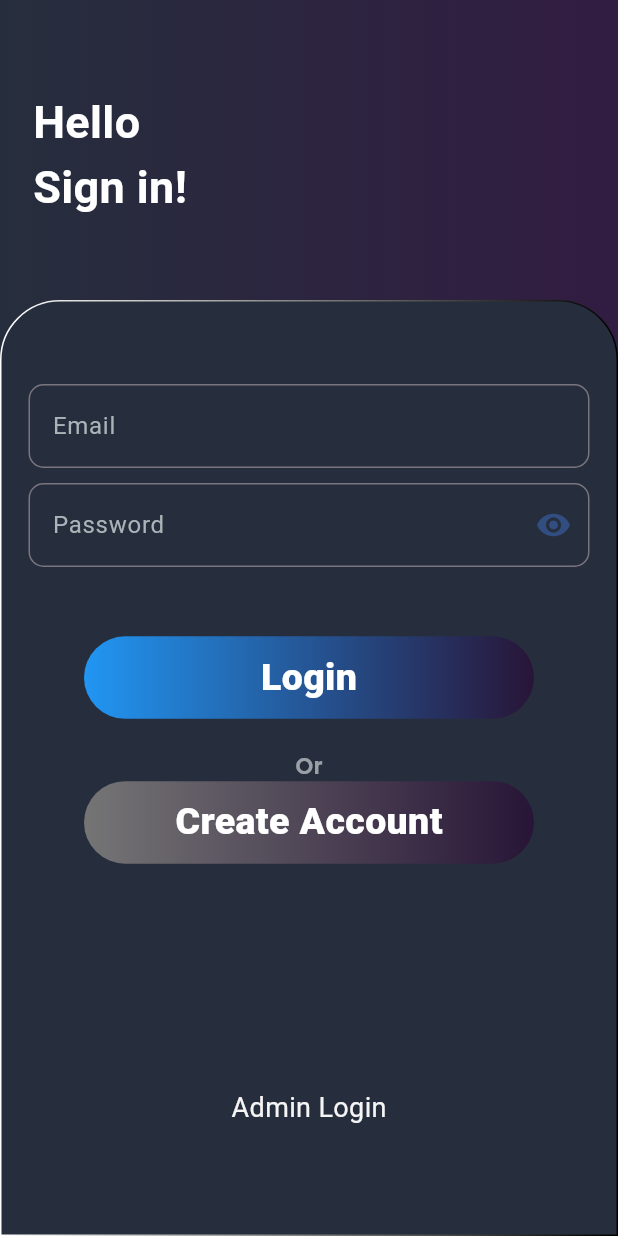
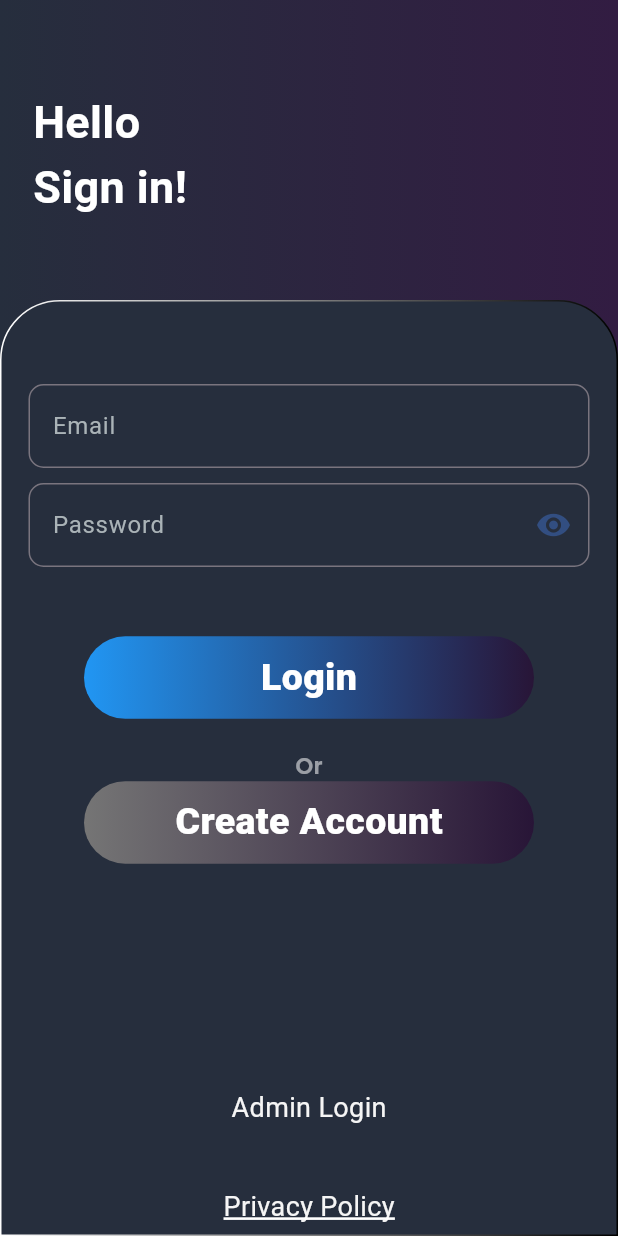
Before and after one commit to anandp41/sneakershop, a Flutter app: the screen it shows after launch, after a tap on "SIGN IN", on a phone screen of 412 x 824 dp. Run offline on Flutter 3.47's test engine with Material 3 defaults, Android fonts, the phone set to English and light mode, and no system bars; our stand-ins replace carousel_slider, file_picker, flutter_inset_box_shadow, flutter_markdown, flutter_svg, flutter_switch and 13 more; missing offline and left inert: gradient_elevated_button, simple_markdown_editor; accounts and stored records are empty.

Commit message:
"added privacy policy to login page"

```diff
--- a/lib/screens/user/login.dart
+++ b/lib/screens/user/login.dart
@@ -5,6 +5,7 @@ import 'package:shared_preferences/shared_preferences.dart';
 import 'package:sneaker_shop/db/dbhelper.dart';
 import 'package:sneaker_shop/main.dart';
 import 'package:sneaker_shop/providers/sneakershopprovider.dart';
+import 'package:sneaker_shop/screens/user/privpolicy.dart';
 import 'package:sneaker_shop/screens/user/screen_signup.dart';
 import 'package:sneaker_shop/support/colors.dart';
 import 'package:sneaker_shop/support/constants.dart';
@@ -228,6 +229,28 @@ class _ScreenUserLoginState extends State<ScreenUserLogin> {
                               'Admin Login',
                               style: TextStyle(
                                   color: Colors.grey[100], fontSize: 18),
+                            )),
+                        const SizedBox(
+                          height: 40,
+                        ),
+                        InkWell(
+                            onTap: () {
+                              Navigator.push(
+                                  context,
+                                  MaterialPageRoute(
+                                    builder: (context) =>
+                                        const ScreenPrivacyPolicy(),
+                                  ));
+                            },
+                            child: Text(
+                              'Privacy Policy',
+                              style: TextStyle(
+                                  decoration: TextDecoration.underline,
+                                  decorationStyle: TextDecorationStyle.solid,
+                                  decorationColor: Colors.white,
+                                  decorationThickness: 2,
+                                  color: Colors.grey[100],
+                                  fontSize: 18),
                             ))
                       ],
                     ),
```
